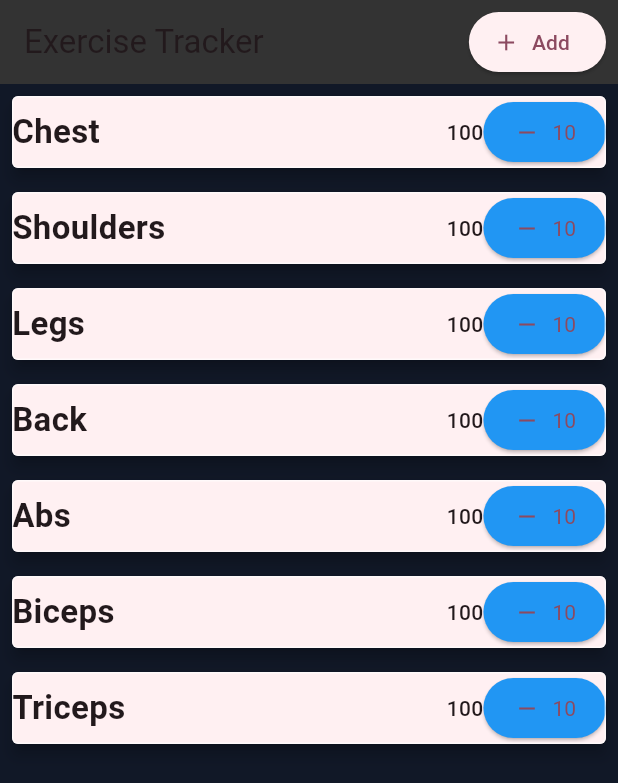
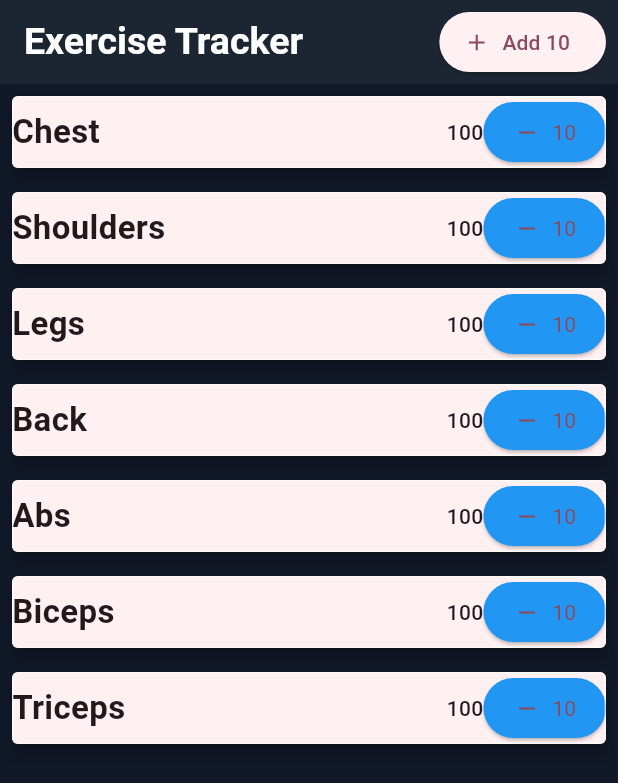
Before and after one commit to RandaeGS/exercise_tracker, a Flutter app: the screen it shows after launch, on a phone screen of 412 x 824 dp. Shown: the top 783 px of the screen. Run offline on Flutter 3.47's test engine with Material 3 defaults, Android fonts, the phone set to English and light mode, and no system bars.

Commit message:
style appbar with color and text changes

```diff
--- a/lib/main.dart
+++ b/lib/main.dart
@@ -40,15 +40,22 @@ class _MyHomePageState extends State<MyHomePage> {
   Widget build(BuildContext context) {
     return Scaffold(
       appBar: AppBar(
-        title: Text(widget.title),
-        backgroundColor: Color(0xff333333),
+        title: Text(
+          widget.title,
+          style: TextStyle(
+            color: Colors.white,
+            fontWeight: FontWeight.bold,
+            fontSize: 25
+          ),
+        ),
+        backgroundColor: Color(0xff1C2633),
         actions: [
           Container(
             margin: EdgeInsets.only(right: 8.0),
             child: ElevatedButton.icon(
               onPressed: () => {},
               style: ButtonStyle(),
-              label: const Text('Add'),
+              label: const Text('Add 10'),
               icon: const Icon(Icons.add),
             ),
           )
@@ -57,7 +64,8 @@ class _MyHomePageState extends State<MyHomePage> {
       body: Container(
         color: Color(0xff111827),
         child: ListView(
-          children: [ExerciseItem(name: "Chest"),
+          children: [
+            ExerciseItem(name: "Chest"),
             ExerciseItem(name: "Shoulders"),
             ExerciseItem(name: "Legs"),
             ExerciseItem(name: "Back"),
```
